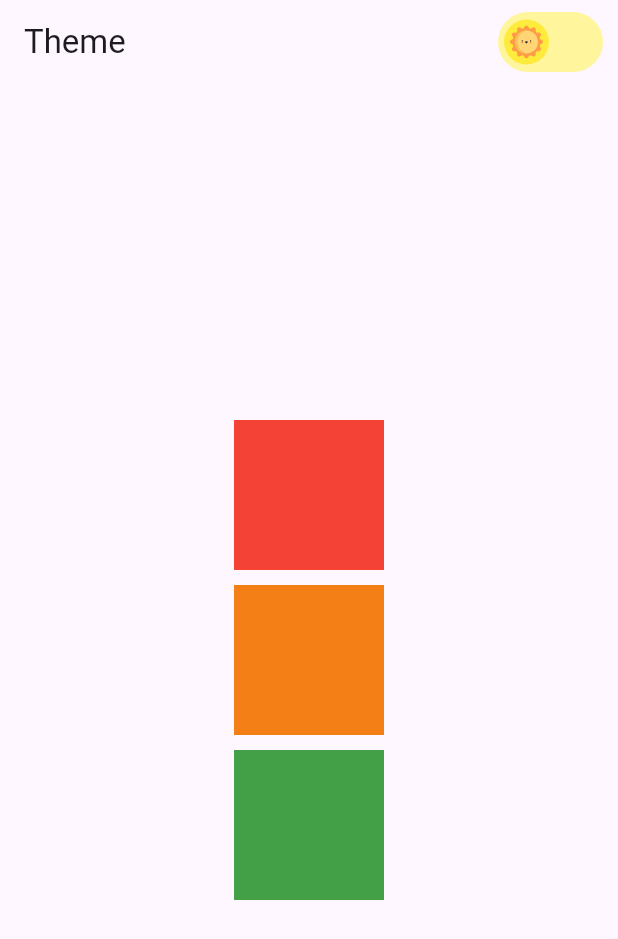
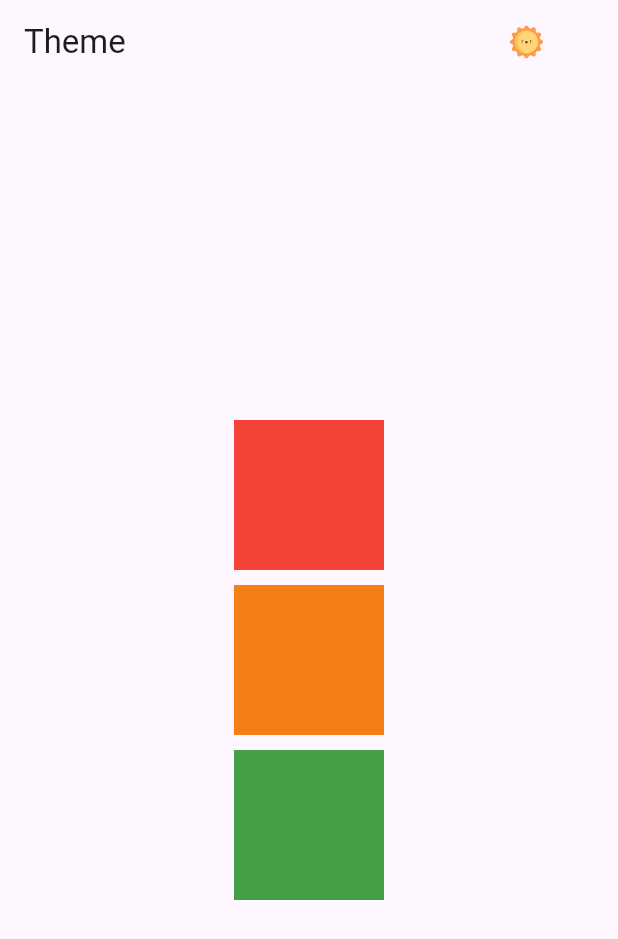
Before and after one commit to CodewithAnn/flutter-learning-provider, a Flutter app: the screen it shows after launch, on a phone screen of 412 x 824 dp. Shown: the top 939 px of the screen. Run offline on Flutter 3.47's test engine with Material 3 defaults, Android fonts, the phone set to English and light mode, and no system bars; drawn by our look-alikes of flutter_switch; our stand-ins replace flutter_svg.

Commit message:
Add theme switching functionality and providers.
    - Switch works as a toggle button for theme Switching.
    - Need to remember that always pass a function its parameter.

```diff
--- /dev/null
+++ b/flutter_provider/lib/Provider/theme_provider.dart
@@ -0,0 +1,25 @@
+import 'package:flutter/material.dart';
+
+class ThemeProvider extends ChangeNotifier {
+  bool isDark = false;
+  late ThemeData _isDarkMode;
+  ThemeData get isDarkMode => _isDarkMode;
+
+  ThemeData dark = ThemeData.dark();
+  ThemeData light = ThemeData.light();
+
+  ThemeProvider({required bool darkMode}) {
+    _isDarkMode = darkMode ? dark : light;
+  }
+
+  void getTheme(bool mode) {
+    if (_isDarkMode == dark) {
+      _isDarkMode = light;
+      isDark = mode;
+    } else {
+      _isDarkMode = dark;
+      isDark = mode;
+    }
+    notifyListeners();
+  }
+}
--- a/flutter_provider/lib/Screens/themeSwitch.dart
+++ b/flutter_provider/lib/Screens/themeSwitch.dart
@@ -1,6 +1,8 @@
 import 'package:flutter/material.dart';
+import 'package:flutter_provider/Provider/theme_provider.dart';
 import 'package:flutter_svg/flutter_svg.dart';
 import 'package:flutter_switch/flutter_switch.dart';
+import 'package:provider/provider.dart';
 
 class ThemeSwitch extends StatefulWidget {
   const ThemeSwitch({super.key});
@@ -10,22 +12,31 @@ class ThemeSwitch extends StatefulWidget {
 }
 
 class _ThemeSwitchState extends State<ThemeSwitch> {
-  bool isDark = false;
   @override
   Widget build(BuildContext context) {
     return Scaffold(
       appBar: AppBar(
         title: const Text("Theme"),
         actions: [
-          FlutterSwitch(
-            value: isDark,
-            onToggle: (value) {},
-            activeIcon: SvgPicture.asset("assets/images/moon.svg"),
-            inactiveIcon: SvgPicture.asset("assets/images/sun.svg"),
-            toggleSize: 30,
-            height: 40,
-            toggleColor: Colors.yellow,
-            inactiveColor: Colors.yellow.shade200,
+          Consumer<ThemeProvider>(
+            builder: (context, themProvider, child) {
+              return FlutterSwitch(
+                value: themProvider.isDark,
+                onToggle: (dark) {
+                  themProvider.getTheme(dark);
+                },
+                activeIcon: SvgPicture.asset("assets/images/moon.svg"),
+                inactiveIcon: SvgPicture.asset(
+                  "assets/images/sun.svg",
+                ),
+                toggleSize: 30,
+                height: 40,
+                toggleColor: Colors.transparent,
+                inactiveColor: Colors.transparent,
+                activeColor: Colors.transparent,
+                duration: Duration(milliseconds: 200),
+              );
+            },
           ),
           const SizedBox(
             width: 10,
--- a/flutter_provider/lib/app.dart
+++ b/flutter_provider/lib/app.dart
@@ -2,6 +2,7 @@ import 'package:flutter/material.dart';
 import 'package:flutter_provider/Provider/counter_provider.dart';
 import 'package:flutter_provider/Provider/favourite_provider.dart';
 import 'package:flutter_provider/Provider/slider_counter.dart';
+import 'package:flutter_provider/Provider/theme_provider.dart';
 import 'package:flutter_provider/Screens/FavouriteApp/favouriteApp.dart';
 import 'package:flutter_provider/Screens/counter-App/counterApp.dart';
 import 'package:flutter_provider/Screens/slider-counter/slider_counter.dart';
@@ -24,10 +25,20 @@ class MyApp extends StatelessWidget {
         ChangeNotifierProvider(
           create: (_) => SliderProvider(),
         ),
+        ChangeNotifierProvider(
+          create: (_) => ThemeProvider(darkMode: false),
+        ),
       ],
-      child: const MaterialApp(
-        home: ThemeSwitch(),
-      ),
+      child: Builder(builder: (context) {
+        return Consumer<ThemeProvider>(
+          builder: (context, themeProvider, child) {
+            return MaterialApp(
+              theme: themeProvider.isDarkMode,
+              home: ThemeSwitch(),
+            );
+          },
+        );
+      }),
     );
   }
 }
```
